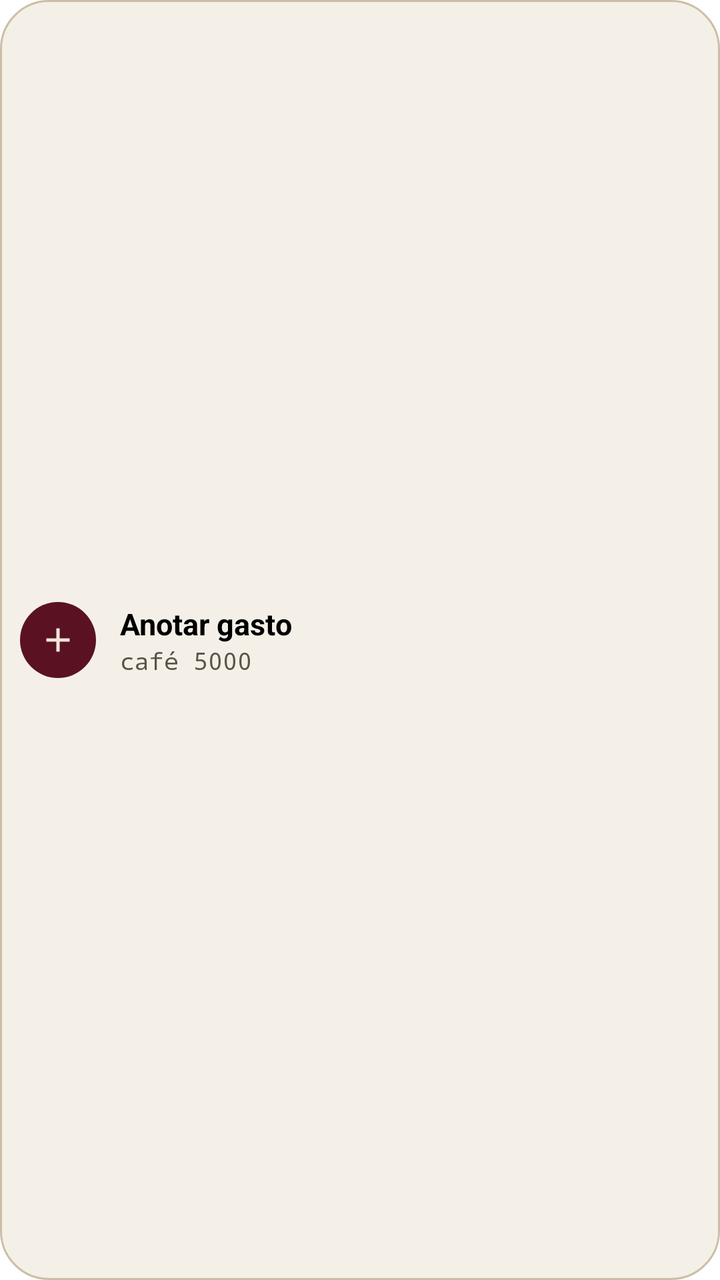
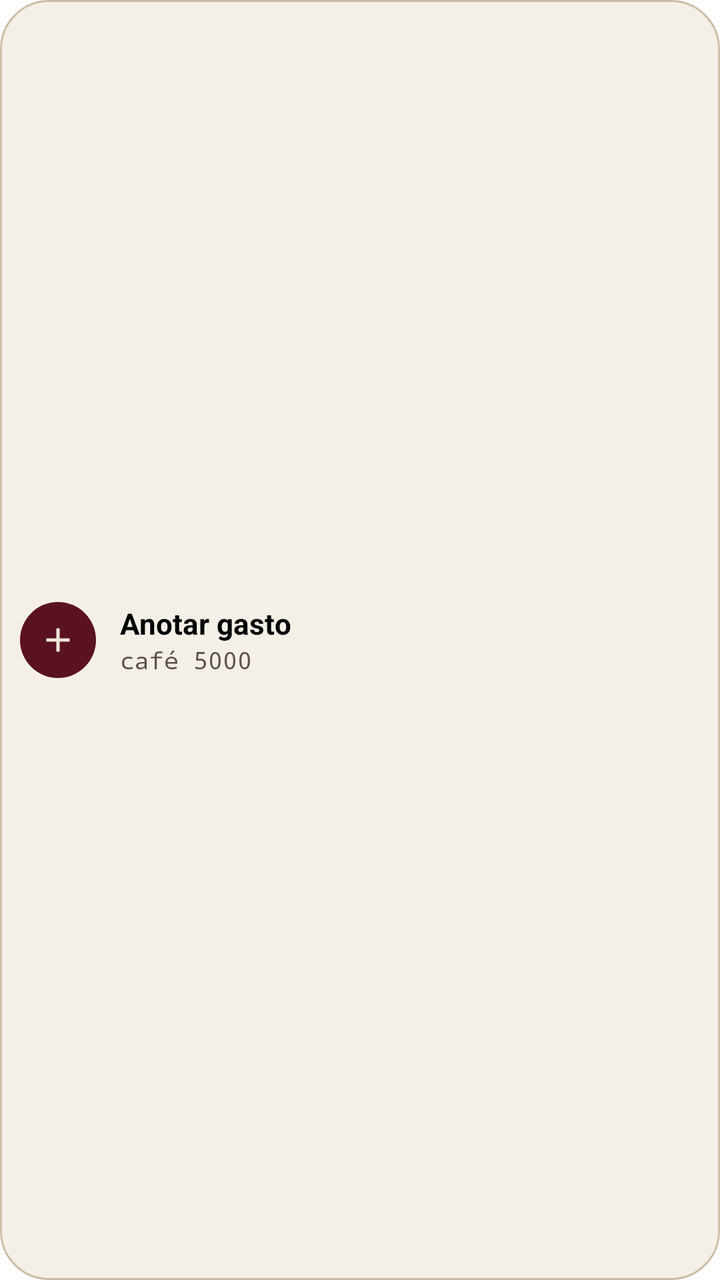

The first picture is an Android layout as it rendered before a commit; the second is the same layout after the commit. The layout source and the unified diff follow.
<!-- AndroidManifest.xml: fallback theme Theme.MaterialComponents.DayNight.NoActionBar -->
<!-- res/layout/widget_anotar.xml -->
<?xml version="1.0" encoding="utf-8"?>
<LinearLayout xmlns:android="http://schemas.android.com/apk/res/android"
    android:id="@+id/widget_raiz"
    android:layout_width="match_parent"
    android:layout_height="match_parent"
    android:background="@drawable/widget_fondo"
    android:gravity="center_vertical"
    android:orientation="horizontal"
    android:paddingStart="10dp"
    android:paddingEnd="16dp">

    <ImageView
        android:layout_width="38dp"
        android:layout_height="38dp"
        android:background="@drawable/widget_circulo"
        android:contentDescription="@null"
        android:padding="9dp"
        android:src="@drawable/widget_mas" />

    <LinearLayout
        android:layout_width="0dp"
        android:layout_height="wrap_content"
        android:layout_marginStart="12dp"
        android:layout_weight="1"
        android:orientation="vertical">

        <TextView
            android:layout_width="wrap_content"
            android:layout_height="wrap_content"
            android:ellipsize="end"
            android:maxLines="1"
            android:text="@string/widget_anotar_nombre"
            android:textColor="@color/widget_texto"
            android:textSize="15sp"
            android:textStyle="bold" />

        <TextView
            android:layout_width="wrap_content"
            android:layout_height="wrap_content"
            android:ellipsize="end"
            android:fontFamily="monospace"
            android:maxLines="1"
            android:text="@string/widget_anotar_ejemplo"
            android:textColor="@color/widget_texto_sec"
            android:textSize="12sp" />
    </LinearLayout>
</LinearLayout>
<!-- resources referenced by this layout -->
<resources>
  <color name="widget_texto">#000000</color>
  <color name="widget_texto_sec">#5C5249</color>
  <!-- drawable widget_circulo (drawable) -->
  <?xml version="1.0" encoding="utf-8"?>
  <shape xmlns:android="http://schemas.android.com/apk/res/android" android:shape="oval">
      <solid android:color="@color/widget_acento" />
  </shape>
  <!-- drawable widget_fondo (drawable) -->
  <?xml version="1.0" encoding="utf-8"?>
  <shape xmlns:android="http://schemas.android.com/apk/res/android" android:shape="rectangle">
      <solid android:color="@color/widget_fondo" />
      <stroke android:width="1dp" android:color="@color/widget_borde" />
      <corners android:radius="24dp" />
  </shape>
  <!-- drawable widget_mas (drawable) -->
  <?xml version="1.0" encoding="utf-8"?>
  <vector xmlns:android="http://schemas.android.com/apk/res/android"
      android:width="20dp" android:height="20dp"
      android:viewportWidth="24" android:viewportHeight="24">
      <path android:fillColor="@color/widget_sobre_acento"
          android:pathData="M19,13h-6v6h-2v-6H5v-2h6V5h2v6h6v2z" />
  </vector>
  <string name="widget_anotar_ejemplo">café 5000</string>
  <string name="widget_anotar_nombre">Anotar gasto</string>
  <color name="widget_acento">#5A1222</color>
  <color name="widget_fondo">#F4F0E8</color>
  <color name="widget_borde">#CDBEA6</color>
  <color name="widget_sobre_acento">#EFE7DA</color>
</resources>

<!-- the commit's change to res/layout/widget_anotar.xml (unified diff, before → after) -->
@@ -7,7 +7,7 @@
     android:gravity="center_vertical"
     android:orientation="horizontal"
     android:paddingStart="10dp"
-    android:paddingEnd="16dp">
+    android:paddingEnd="14dp">
 
     <ImageView
         android:layout_width="38dp"
@@ -25,13 +25,15 @@
         android:orientation="vertical">
 
         <TextView
-            android:layout_width="wrap_content"
-            android:layout_height="wrap_content"
-            android:ellipsize="end"
+            android:layout_width="match_parent"
+            android:layout_height="20dp"
+            android:autoSizeMaxTextSize="15sp"
+            android:autoSizeMinTextSize="11sp"
+            android:autoSizeTextType="uniform"
+            android:gravity="center_vertical"
             android:maxLines="1"
             android:text="@string/widget_anotar_nombre"
             android:textColor="@color/widget_texto"
-            android:textSize="15sp"
             android:textStyle="bold" />
 
         <TextView
